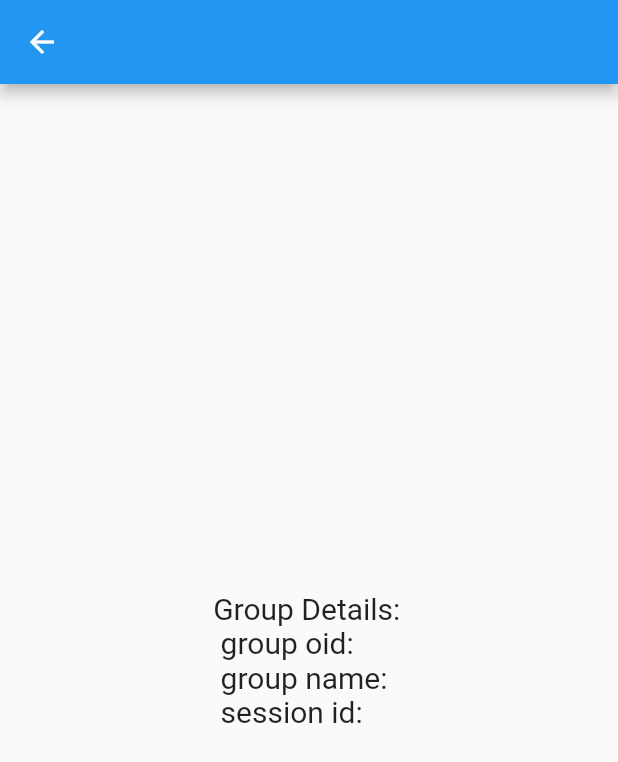
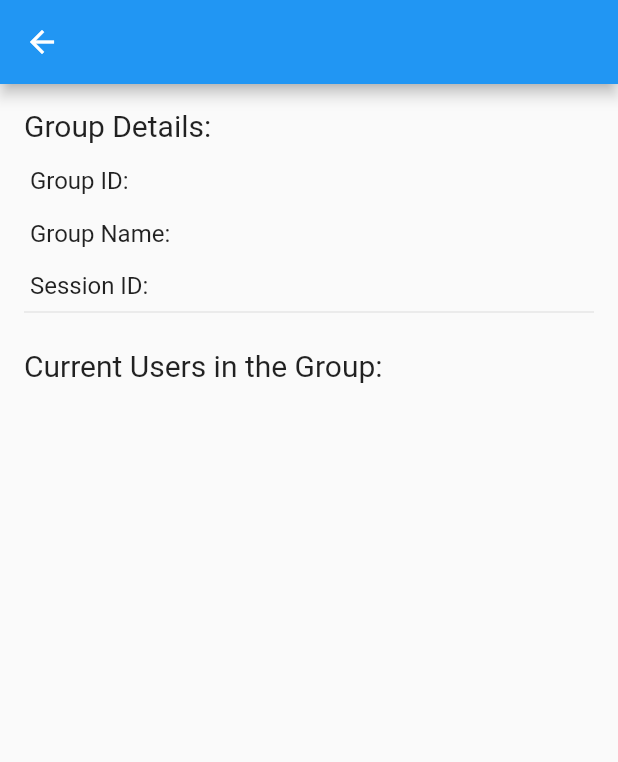
Before and after one commit to Comet-Connect/Comet-Connect, a Flutter app: the GroupDetailsPage screen opened directly with empty values, on a phone screen of 412 x 824 dp. Shown: the top 762 px of the screen. Run offline on Flutter 3.47's test engine with Material 2 defaults, Android fonts, the phone set to English and light mode, and no system bars; our stand-ins replace image_picker, shared_preferences, syncfusion_flutter_calendar; accounts and stored records are empty; network calls fail.

Commit message:
Clean up Groups Functionality for presentation

```diff
--- a/comet_connect_app/lib/pages/group_details_page.dart
+++ b/comet_connect_app/lib/pages/group_details_page.dart
@@ -1,27 +1,62 @@
 import 'package:flutter/material.dart';
-import 'package:flutter/widgets.dart';
 
 class GroupDetailsPage extends StatelessWidget {
   final String groupId;
-  final String groupName; // add groupName parameter
+  final String groupName;
   final String session_id;
+  final List<dynamic> users;
 
   const GroupDetailsPage({
     required this.groupId,
     required this.groupName,
     required this.session_id,
+    required this.users,
   });
 
   @override
   Widget build(BuildContext context) {
+    String usersString = users.join('\n\t\t- ');
+
     return Scaffold(
       appBar: AppBar(
         title: Text('$groupName'),
       ),
-      body: Center(
-        child: SelectableText(
-          'Group Details:\n\tgroup oid: $groupId\n\tgroup name: $groupName\n\tsession id: $session_id',
-          style: TextStyle(fontSize: 20.0),
+      body: Padding(
+        padding: const EdgeInsets.all(16.0),
+        child: Column(
+          crossAxisAlignment: CrossAxisAlignment.start,
+          children: [
+            const Text(
+              'Group Details:',
+              style: TextStyle(fontSize: 20.0),
+            ),
+            const SizedBox(height: 16.0),
+            SelectableText(
+              '\tGroup ID: $groupId',
+              style: const TextStyle(fontSize: 16.0),
+            ),
+            const SizedBox(height: 16.0),
+            SelectableText(
+              '\tGroup Name: $groupName',
+              style: const TextStyle(fontSize: 16.0),
+            ),
+            const SizedBox(height: 16.0),
+            SelectableText(
+              '\tSession ID: $session_id',
+              style: const TextStyle(fontSize: 16.0),
+            ),
+            const Divider(),
+            const SizedBox(height: 16.0),
+            const Text(
+              'Current Users in the Group:',
+              style: TextStyle(fontSize: 20.0),
+            ),
+            const SizedBox(height: 16.0),
+            SelectableText(
+              '${users.map((user) => '- Username: ${user['username']}\n\t\t\t\t\t\t\tName: ${user['first_name']} ${user['last_name']}').join('\n\t\n')}',
+              style: const TextStyle(fontSize: 16.0),
+            ),
+          ],
         ),
       ),
     );
--- a/comet_connect_app/lib/pages/groups_page.dart
+++ b/comet_connect_app/lib/pages/groups_page.dart
@@ -182,6 +182,7 @@ class _GroupsPageState extends State<GroupsPage> {
           groupId: selectedGroup.oid,
           groupName: selectedGroup.name,
           session_id: selectedGroup.sessionId,
+          users: selectedGroup.users,
         ),
         settings: RouteSettings(
           name: '/group/${selectedGroup.name}',
```
Also changed, not shown: comet_connect_app/lib/main.dart (+13 -0 lines), comet_connect_app/lib/pages/help_page.dart (added, +37 -0 lines), comet_connect_app/lib/pages/homepage.dart (+16 -3 lines), comet_connect_app/lib/pages/join_groups.dart (deleted, +0 -42 lines), comet_connect_app/lib/pages/menu.dart (+2 -5 lines).
